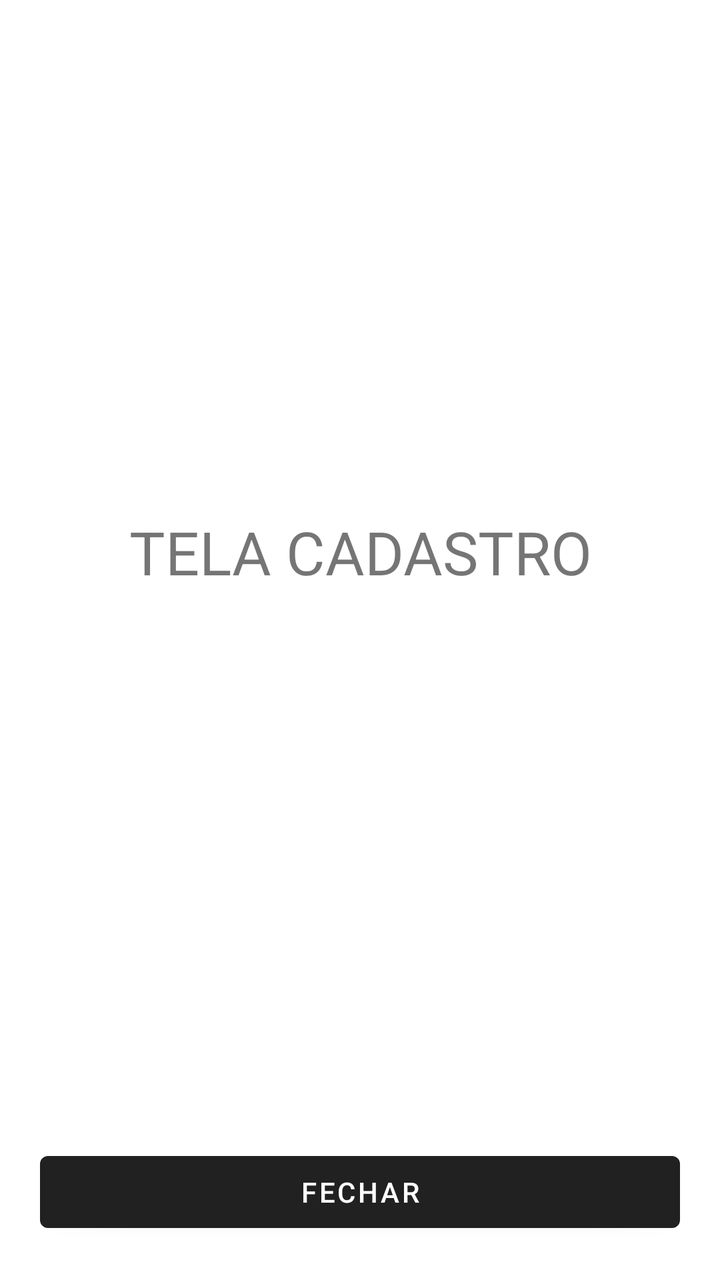
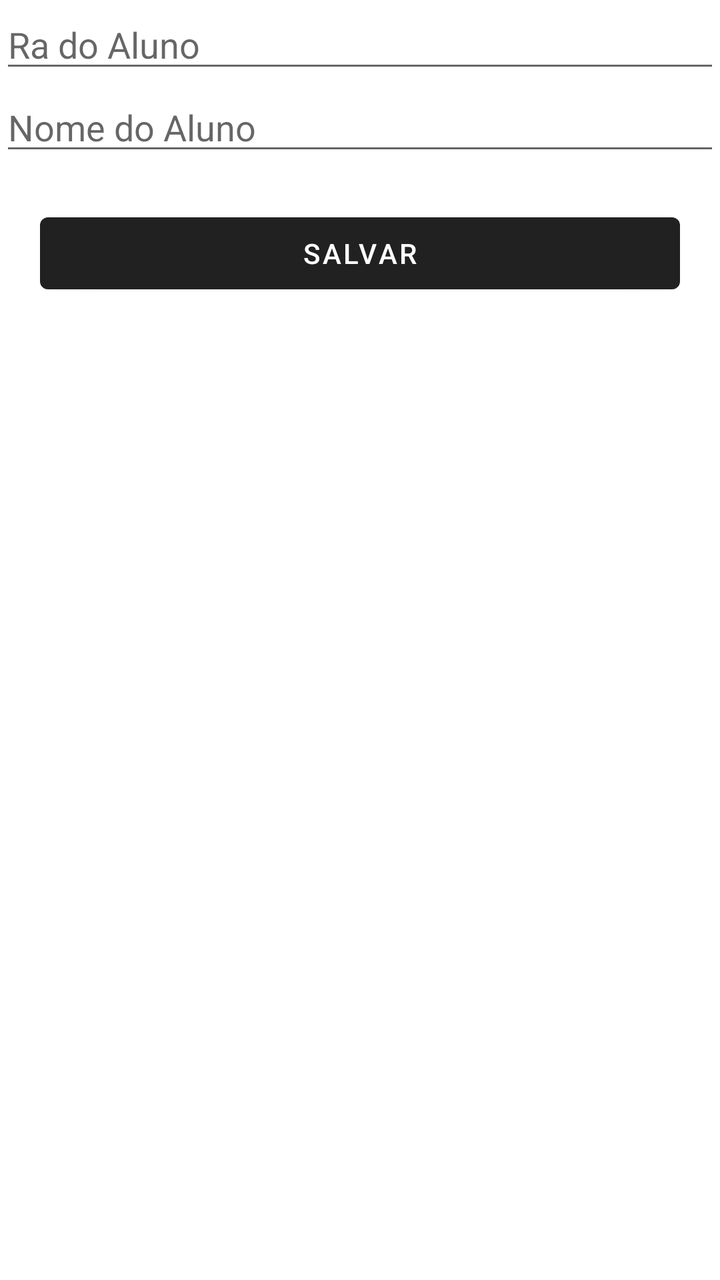

Before-and-after screenshots of an Android layout around one commit, followed by the original layout XML and the change that was made.
<!-- AndroidManifest.xml: activity theme Theme.Cadastro -->
<!-- res/layout/activity_cadastro.xml -->
<?xml version="1.0" encoding="utf-8"?>
<LinearLayout xmlns:android="http://schemas.android.com/apk/res/android"
    xmlns:app="http://schemas.android.com/apk/res-auto"
    xmlns:tools="http://schemas.android.com/tools"
    android:id="@+id/main"
    android:layout_width="match_parent"
    android:layout_height="match_parent"
    tools:context=".CadastroActivity"
    android:orientation="vertical">

    <TextView
        android:layout_width="match_parent"
        android:layout_height="match_parent"
        android:layout_weight="2"
        android:text="TELA CADASTRO"
        android:textSize="30dp"
        android:gravity="center"/>

    <Button
        android:layout_width="match_parent"
        android:layout_height="wrap_content"
        android:layout_margin="20dp"
        android:text="Fechar"
        android:id="@+id/btFechar"/>

</LinearLayout>
<!-- resources referenced by this layout -->
<resources>
  <style name="Theme.Cadastro" parent="Theme.MaterialComponents.DayNight.DarkActionBar" />
</resources>

<!-- the commit's change to res/layout/activity_cadastro.xml (unified diff, before → after) -->
@@ -8,19 +8,23 @@
     tools:context=".CadastroActivity"
     android:orientation="vertical">
 
-    <TextView
+    <EditText
         android:layout_width="match_parent"
-        android:layout_height="match_parent"
-        android:layout_weight="2"
-        android:text="TELA CADASTRO"
-        android:textSize="30dp"
-        android:gravity="center"/>
+        android:layout_height="wrap_content"
+        android:id="@+id/edRaAluno"
+        android:hint="Ra do Aluno"/>
+
+    <EditText
+        android:layout_width="match_parent"
+        android:layout_height="wrap_content"
+        android:id="@+id/edNomeAluno"
+        android:hint="Nome do Aluno"/>
 
     <Button
         android:layout_width="match_parent"
         android:layout_height="wrap_content"
         android:layout_margin="20dp"
-        android:text="Fechar"
-        android:id="@+id/btFechar"/>
+        android:text="Salvar"
+        android:id="@+id/btSalvar"/>
 
 </LinearLayout>
